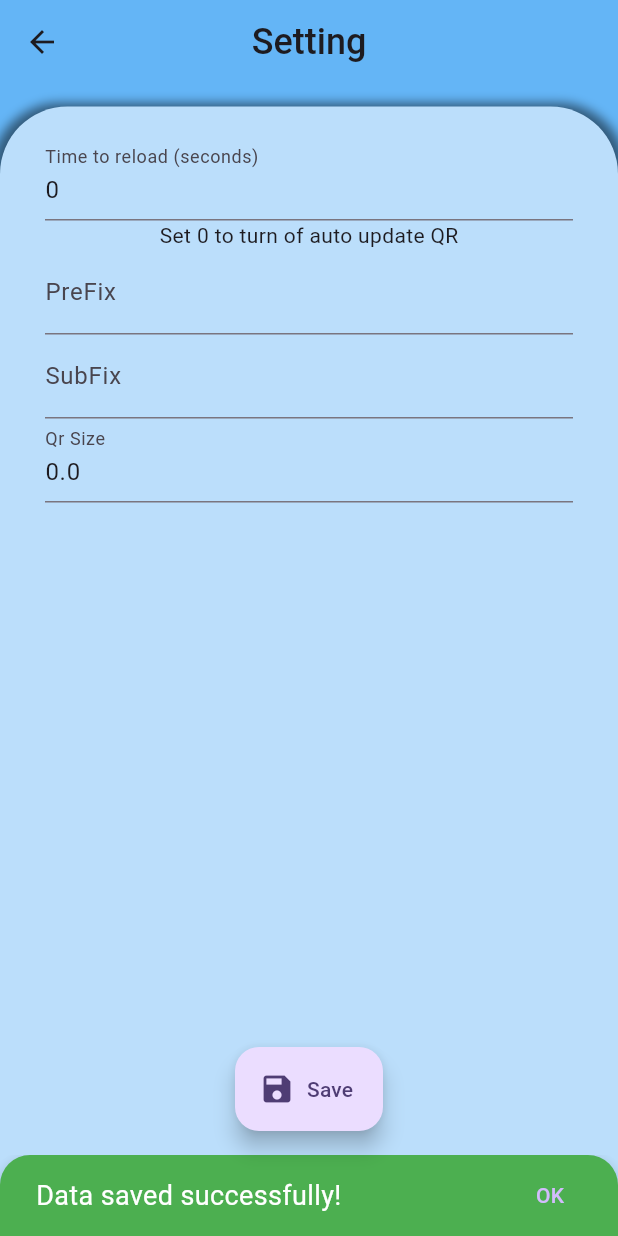
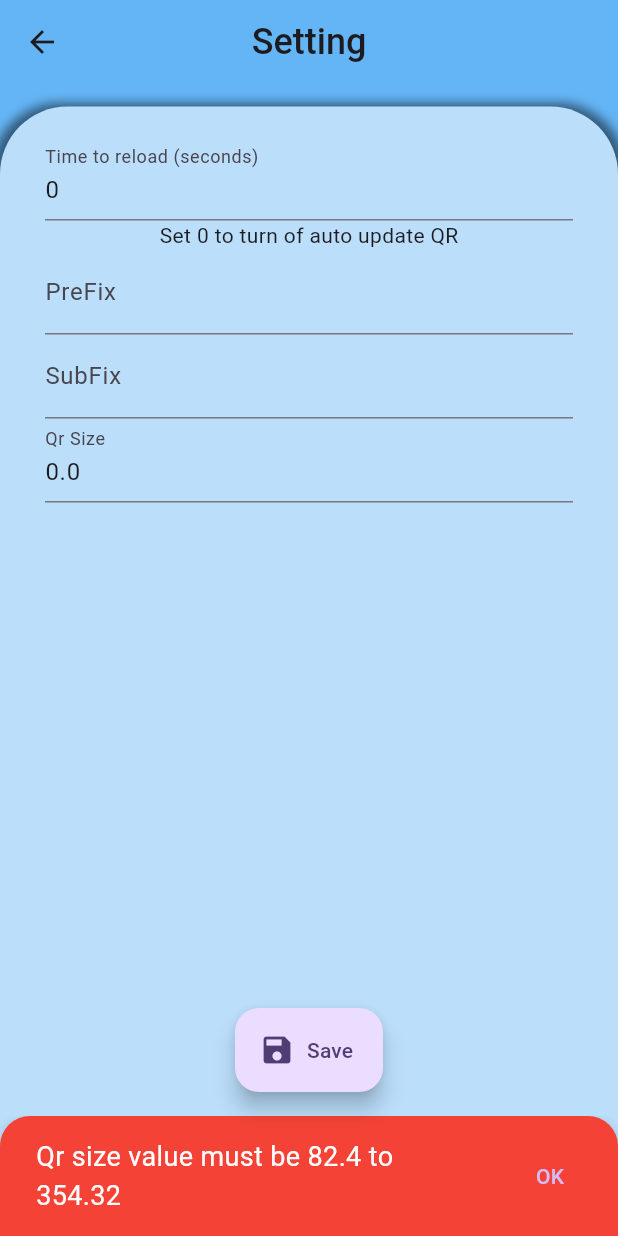
Before and after one commit to GuenKainto/qr_generator, a Flutter app: the SettingScreen screen opened directly with empty values, after a tap on "Save", on a phone screen of 412 x 824 dp. Run offline on Flutter 3.47's test engine with Material 3 defaults, Android fonts, the phone set to English and light mode, and no system bars; our stand-ins replace qr_flutter, shared_preferences; accounts and stored records are empty.

```diff
--- a/lib/data/data_shared_preferences.dart
+++ b/lib/data/data_shared_preferences.dart
@@ -54,7 +54,7 @@ class DataManager {
   Future<String> getSubFix () async{
     try{
       final SharedPreferences prefs = await SharedPreferences.getInstance();
-      if(prefs.containsKey("subFix")) prefs.setString('subFix', "TimeKeeping");
+      if(!prefs.containsKey("subFix")) prefs.setString('subFix', "TimeKeeping");
       return prefs.getString("subFix")!;
     } catch(e){
       print("Error: ${e.toString()}");
--- a/lib/screen/HomeScreen.dart
+++ b/lib/screen/HomeScreen.dart
@@ -19,9 +19,9 @@ class _HomeScreenState extends State<HomeScreen> {
   late String _subFix = "TimeKeeping";
   late QRData_model _qrData = QRData_model(_preFix, DateTime.now().toString(), _subFix);
   late int _timeSecWait = 10;
-  late Timer _timeCount;       // For run update QR after timeSecWait seconds
-  late QR_Model _qr = QR_Model(decodeBase64(_qrData.toString()), QrVersions.auto, 200);           // config qr image
-  late int _secondsRemaining = _timeSecWait;  // use for showing time countDown\
+  late Timer _timeCount;                                                                    // For run update QR after timeSecWait seconds
+  late QR_Model _qr = QR_Model(decodeBase64(_qrData.toString()), QrVersions.auto, 200);     // config qr image
+  late int _secondsRemaining = _timeSecWait;                                                // use for showing time countDown\
   final DataManager _dataManager = DataManager();
 
   @override
@@ -101,6 +101,10 @@ class _HomeScreenState extends State<HomeScreen> {
 
   @override
   Widget build(BuildContext context) {
+    final Size screenSize = MediaQuery.of(context).size;
+    final double screenWidth = screenSize.width;
+    final double screenHeight = screenSize.height;
+
     return Scaffold(
       appBar: AppBar(
         title: const Text(
@@ -157,9 +161,8 @@ class _HomeScreenState extends State<HomeScreen> {
       ),
       body: Container(
         color: Colors.blue[300],
-
         child: Container(
-          margin: const EdgeInsets.symmetric(vertical: 25, horizontal: 25),
+          margin: EdgeInsets.symmetric(vertical: screenHeight * 0.07, horizontal: screenWidth * 0.07),
           decoration: BoxDecoration(
             borderRadius: const BorderRadius.only(
               topLeft: Radius.circular(45), topRight: Radius.circular(45),
@@ -185,28 +188,28 @@ class _HomeScreenState extends State<HomeScreen> {
                     fontSize: 20,
                   ),
                 ),
-                const SizedBox(height: 30,),
+                const SizedBox(height: 20,),
                 QrImageView(
                   data: _qr.data,
                   version: _qr.version,
                   size: _qr.size,
                 ),
-                const SizedBox(height: 20,),
+                const SizedBox(height: 10,),
                 Container(
                   padding: const EdgeInsets.symmetric(horizontal: 60),
                   child: Text(_qr.data,)
                 ),
-                const SizedBox(height: 100,),
+                const SizedBox(height: 50,),
                 ElevatedButton(
                   onPressed: () => toggleState(),
                   style: ElevatedButton.styleFrom(
-                    fixedSize: const Size(100, 100),
+                    fixedSize: const Size(80, 80),
                     elevation: 10,
                   ),
                   child: Text(
                     _isAutoUpdateQR ? "Stop" : "Start",
                     style: TextStyle(
-                        fontSize: 20,
+                        fontSize: 14,
                         color: _isAutoUpdateQR ? Colors.red[800] : Colors.green[400]),
                   ),
                 ),
--- a/lib/screen/Setting_Screen.dart
+++ b/lib/screen/Setting_Screen.dart
@@ -93,13 +93,25 @@ class _SettingScreenState extends State<SettingScreen> {
     String updatedSubFix = controllerSubFix.text;
     double updatedSizeQr = double.parse(controllerSizeQr.text);
 
-    widget.onSave(updatedTimeAutoReset, updatedPreFix, updatedSubFix, updatedSizeQr);
+    bool checkValTime = validateTimeSecWait(updatedTimeAutoReset);
+    bool checkValQR = validateQRSize(updatedSizeQr);
 
-    String resultSaving = await _dataManager.isWrote(updatedTimeAutoReset, updatedPreFix, updatedSubFix, updatedSizeQr);
-    if(resultSaving == "true"){
-      showCustomSnackBar("Data saved successfully!", true);
-    }else {
-      showCustomSnackBar("Error saving data: $resultSaving", false);
+    //validate
+    if(checkValQR && checkValTime){
+      String resultSaving = await _dataManager.isWrote(updatedTimeAutoReset, updatedPreFix, updatedSubFix, updatedSizeQr);
+      if(resultSaving == "true"){
+        showCustomSnackBar("Data saved successfully!", true);
+        widget.onSave(updatedTimeAutoReset, updatedPreFix, updatedSubFix, updatedSizeQr);
+      }else {
+        showCustomSnackBar("Error saving data: $resultSaving", false);
+      }
+    }else{
+      if(!checkValTime) showCustomSnackBar("Time to reload value must be 0 to 3600", false);
+      if(!checkValQR) {
+        final Size screenSize = MediaQuery.of(context).size;
+        final double screenWidth = screenSize.width;
+        showCustomSnackBar("Qr size value must be ${screenWidth * 0.2} to ${screenWidth * 0.86}", false);
+      }
     }
   }
 
@@ -107,7 +119,6 @@ class _SettingScreenState extends State<SettingScreen> {
     if (ScaffoldMessenger.of(context).mounted) {
       ScaffoldMessenger.of(context).removeCurrentSnackBar();
     }
-
     final snackBar = SnackBar(
       content: Text(
         message,
@@ -133,6 +144,17 @@ class _SettingScreenState extends State<SettingScreen> {
       ),
     );
     ScaffoldMessenger.of(context).showSnackBar(snackBar);
+  }
+
+  bool validateTimeSecWait(int timeSecWait){
+    if( timeSecWait < 0 ||  timeSecWait > 3600 || controllerTimeAutoReset.text.isEmpty) return false;
+    return true;
+  }
+  bool validateQRSize(double qrSize){
+    final Size screenSize = MediaQuery.of(context).size;
+    final double screenWidth = screenSize.width;
+    if( qrSize < screenWidth * 0.2 || qrSize > screenWidth * 0.86 || controllerSizeQr.text.isEmpty) return false;
+    return true;
   }
 
   @override
```
